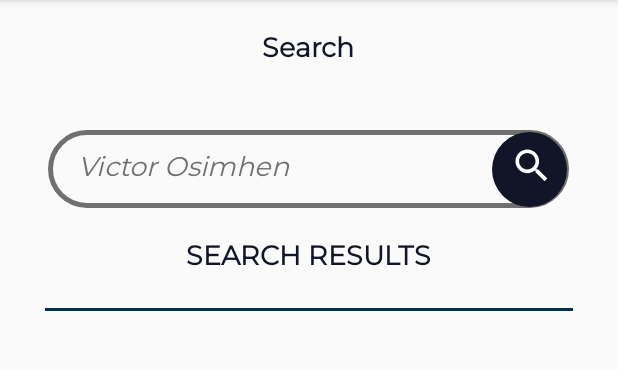
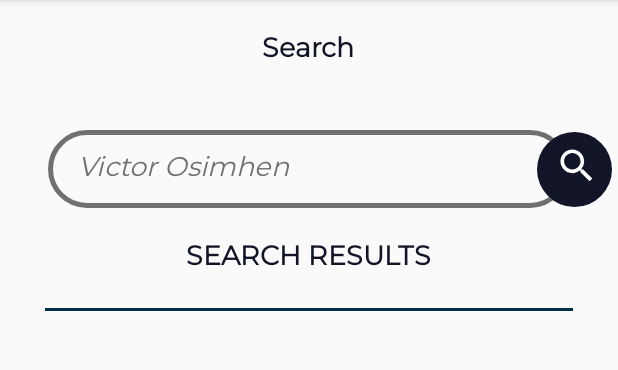
Before and after one commit to namdiemefo/Afriskaut-Mobile, an Android app: the fragment SearchFragment shown on its own in the app's theme, on a phone screen of 412 x 824 dp, the part 84-454 px from its top. Run offline under Robolectric (Android 15) with nearby library versions, the phone set to English and light mode, and no system bars; our stand-ins replace Dagger/Hilt's generated code, data binding.

Commit message:
polished search ui

```diff
--- a/app/src/main/java/com/naemo/afriscout/di/builder/FragmentBuilder.kt
+++ b/app/src/main/java/com/naemo/afriscout/di/builder/FragmentBuilder.kt
@@ -4,6 +4,8 @@ import com.naemo.afriscout.views.notifications.NotificationFragment
 import com.naemo.afriscout.views.notifications.NotificationModule
 import com.naemo.afriscout.views.profile.ProfileFragment
 import com.naemo.afriscout.views.profile.ProfileModule
+import com.naemo.afriscout.views.search.SearchFragment
+import com.naemo.afriscout.views.search.SearchModule
 import dagger.Module
 import dagger.android.ContributesAndroidInjector
 
@@ -15,4 +17,7 @@ abstract class FragmentBuilder {
 
     @ContributesAndroidInjector(modules = [NotificationModule::class])
     abstract fun contributeNotificationFragment(): NotificationFragment
+
+    @ContributesAndroidInjector(modules = [SearchModule::class])
+    abstract fun contribueSearchFragment(): SearchFragment
 }
--- a/app/src/main/java/com/naemo/afriscout/views/main/Main.kt
+++ b/app/src/main/java/com/naemo/afriscout/views/main/Main.kt
@@ -11,6 +11,7 @@ import com.naemo.afriscout.views.account.login.LoginViewModel
 import com.naemo.afriscout.views.base.BaseViewModel
 import com.naemo.afriscout.views.notifications.NotificationFragment
 import com.naemo.afriscout.views.profile.ProfileFragment
+import com.naemo.afriscout.views.search.SearchFragment
 import dagger.Module
 import dagger.Provides
 import java.util.ArrayList
@@ -44,6 +45,11 @@ class MainModule {
     @Provides
     fun providesNotificationFragment(): NotificationFragment {
         return NotificationFragment()
+    }
+
+    @Provides
+    fun providesSearchFragment(): SearchFragment {
+        return SearchFragment()
     }
 }
 
--- a/app/src/main/java/com/naemo/afriscout/views/main/MainActivity.kt
+++ b/app/src/main/java/com/naemo/afriscout/views/main/MainActivity.kt
@@ -27,8 +27,11 @@ class MainActivity : BaseActivity<ActivityMainBinding, MainViewModel>(), MainNav
     var notificationFragment = NotificationFragment()
     @Inject set
 
+    var searchFragment = SearchFragment()
+    @Inject set
+
     var homeFragment = HomeFragment()
-    var searchFragment = SearchFragment()
+
 
 
     override fun getBindingVariable(): Int {
--- a/app/src/main/java/com/naemo/afriscout/views/search/SearchFragment.kt
+++ b/app/src/main/java/com/naemo/afriscout/views/search/SearchFragment.kt
@@ -1,31 +1,47 @@
 package com.naemo.afriscout.views.search
 
 import android.os.Bundle
-import androidx.fragment.app.Fragment
-import android.view.LayoutInflater
 import android.view.View
-import android.view.ViewGroup
+import com.naemo.afriscout.BR
+import com.naemo.afriscout.R
+import com.naemo.afriscout.databinding.SearchFragmentBinding
+import com.naemo.afriscout.views.base.BaseFragment
+import javax.inject.Inject
 
-import com.naemo.afriscout.R
+class SearchFragment : BaseFragment<SearchFragmentBinding, SearchViewModel>(), SearchNavigator {
 
-class SearchFragment : Fragment() {
+    var searchViewModel: SearchViewModel? = null
+    @Inject set
 
-    companion object {
-        fun newInstance() = SearchFragment()
+    private var mLayoutId = R.layout.search_fragment
+    var mBinding: SearchFragmentBinding? = null
+
+    override fun onViewCreated(view: View, savedInstanceState: Bundle?) {
+        doBinding()
+        initViews()
     }
 
-    private lateinit var viewModel: SearchViewModel
-
-    override fun onCreateView(
-        inflater: LayoutInflater, container: ViewGroup?,
-        savedInstanceState: Bundle?
-    ): View? {
-        return inflater.inflate(R.layout.search_fragment, container, false)
+    private fun doBinding() {
+        mBinding = getViewDataBinding()
+        mBinding?.viewModel = searchViewModel
+        mBinding?.navigator = this
+        mBinding?.viewModel?.setNavigator(this)
     }
 
-    override fun onActivityCreated(savedInstanceState: Bundle?) {
-        super.onActivityCreated(savedInstanceState)
-        // TODO: Use the ViewModel
+    private fun initViews() {
+
+    }
+
+    override fun getBindingVariable(): Int {
+        return BR.viewModel
+    }
+
+    override fun getLayoutId(): Int {
+        return mLayoutId
+    }
+
+    override fun getViewModel(): SearchViewModel? {
+        return searchViewModel
     }
 
 }
--- a/app/src/main/java/com/naemo/afriscout/views/search/SearchViewModel.kt
+++ b/app/src/main/java/com/naemo/afriscout/views/search/SearchViewModel.kt
@@ -1,9 +1,11 @@
 package com.naemo.afriscout.views.search
 
-import androidx.lifecycle.ViewModel
+import android.app.Application
+import com.naemo.afriscout.views.base.BaseViewModel
 import dagger.Module
+import dagger.Provides
 
-class SearchViewModel : ViewModel() {
+class SearchViewModel(application: Application) : BaseViewModel<SearchNavigator>(application) {
     // TODO: Implement the ViewModel
 }
 
@@ -14,5 +16,8 @@ interface SearchNavigator {
 @Module
 class SearchModule {
 
-
+    @Provides
+    fun providesSearchViewModel(application: Application): SearchViewModel {
+        return SearchViewModel(application)
+    }
 }
--- a/app/src/main/res/layout/profile_fragment.xml
+++ b/app/src/main/res/layout/profile_fragment.xml
@@ -41,7 +41,7 @@
                 android:fontFamily="@font/montserrat"
                 android:textStyle="normal"
                 android:textFontWeight="600"
-                android:layout_marginTop="30dp"
+                android:layout_marginTop="20dp"
                 android:gravity="center_horizontal"
                 android:layout_gravity="center"
                 android:textSize="18sp"
--- a/app/src/main/res/layout/search_fragment.xml
+++ b/app/src/main/res/layout/search_fragment.xml
@@ -1,11 +1,26 @@
 <?xml version="1.0" encoding="utf-8"?>
-<LinearLayout xmlns:android="http://schemas.android.com/apk/res/android"
+<layout
+    xmlns:android="http://schemas.android.com/apk/res/android"
     xmlns:tools="http://schemas.android.com/tools"
+    tools:context=".views.search.SearchFragment">
+
+    <data>
+        <import type="android.view.View" />
+
+        <variable
+            name="navigator"
+            type="com.naemo.afriscout.views.search.SearchNavigator" />
+
+        <variable
+            name="viewModel"
+            type="com.naemo.afriscout.views.search.SearchViewModel" />
+    </data>
+
+    <LinearLayout
         android:layout_width="match_parent"
         android:layout_height="match_parent"
         android:background="@color/colorSearchBackground"
-    android:orientation="vertical"
-    tools:context=".views.search.SearchFragment">
+        android:orientation="vertical">
 
         <TextView
             android:layout_width="wrap_content"
@@ -49,7 +64,7 @@
                 android:paddingStart="8dp"
                 android:paddingVertical="8dp"
                 android:layout_marginTop="1dp"
-            android:layout_marginEnd="34dp"/>
+                android:layout_marginEnd="4dp"/>
 
         </FrameLayout>
 
@@ -81,11 +96,6 @@
             android:id="@+id/search_results" />
 
 
+    </LinearLayout>
 
-
-
-
-
-
-
-</LinearLayout>
+</layout>
```
Lines whose indentation alone changed are shown as unchanged.
